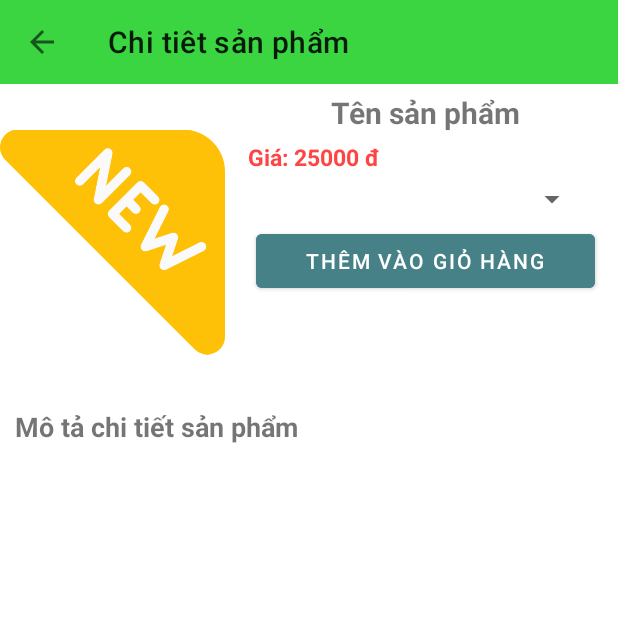
After one commit to phamnhat0111/BanHangOnline_nhom2, an Android app: the ChiTietActivity screen opened directly, with no data from a screen before it, on a phone screen of 412 x 824 dp, the top half of it. The commit adds this screen. Run offline under Robolectric (Android 15) with nearby library versions, the phone set to English and light mode, and no system bars; pictures from the network do not load; 4 statements that could not run were skipped.

Commit message:
man hình laptop Xem chi tiết

```diff
--- a/app/src/main/AndroidManifest.xml
+++ b/app/src/main/AndroidManifest.xml
@@ -15,7 +15,11 @@
         android:roundIcon="@mipmap/ic_launcher_round"
         android:supportsRtl="true"
         android:theme="@style/Theme.BanHangOnline"
+        android:usesCleartextTraffic="true"
         tools:targetApi="31">
+        <activity
+            android:name=".activity.activity.ChiTietActivity"
+            android:exported="false" />
         <activity
             android:name=".activity.activity.DienThoaiActivity"
             android:exported="true" />
--- /dev/null
+++ b/app/src/main/java/com/example/banhangonline/activity/Interface/ItemClickListener.java
@@ -0,0 +1,7 @@
+package com.example.banhangonline.activity.Interface;
+
+import android.view.View;
+
+public interface ItemClickListener {
+    void onClick(View view, int pos, boolean isLongClick);
+}
--- /dev/null
+++ b/app/src/main/java/com/example/banhangonline/activity/activity/ChiTietActivity.java
@@ -0,0 +1,62 @@
+package com.example.banhangonline.activity.activity;
+
+import androidx.appcompat.app.AppCompatActivity;
+import androidx.appcompat.widget.Toolbar;
+
+import android.os.Bundle;
+import android.view.View;
+import android.widget.Button;
+import android.widget.ImageView;
+import android.widget.Spinner;
+import android.widget.TextView;
+
+import com.bumptech.glide.Glide;
+import com.example.banhangonline.R;
+import com.example.banhangonline.activity.model.SanPhamMoi;
+
+import java.text.DecimalFormat;
+
+public class ChiTietActivity extends AppCompatActivity {
+    TextView tensp, giasp, mota;
+    Button btnthem;
+    ImageView imghinhanh;
+    Spinner spinner;
+    Toolbar toolbar;
+
+    @Override
+    protected void onCreate(Bundle savedInstanceState) {
+        super.onCreate(savedInstanceState);
+        setContentView(R.layout.activity_chi_tiet);
+        initView();
+        ActionToolBar();
+        initData();
+    }
+    private void initView(){
+        tensp = findViewById(R.id.txttensp);
+        giasp = findViewById(R.id.txtgiasp);
+        mota = findViewById(R.id.txtmotachitiet);
+        btnthem =findViewById(R.id.btnthemvaogiohang);
+        spinner =findViewById(R.id.spinner);
+        imghinhanh=findViewById(R.id.imgchitiet);
+        toolbar =findViewById(R.id.toobar);
+    }
+    private void ActionToolBar() {
+        setSupportActionBar(toolbar);
+        getSupportActionBar().setDisplayHomeAsUpEnabled(true);
+        toolbar.setNavigationOnClickListener(new View.OnClickListener() {
+            @Override
+            public void onClick(View view) {
+                finish();
+            }
+        });
+    }
+    private void initData(){
+        SanPhamMoi sanPhamMoi =(SanPhamMoi) getIntent().getSerializableExtra("chitiet");
+        tensp.setText(sanPhamMoi.getTensp());
+        mota.setText(sanPhamMoi.getMota());
+        Glide.with(getApplicationContext()).load(sanPhamMoi.getHinhanh()).into(imghinhanh);
+        DecimalFormat decimalFormat = new DecimalFormat("###,###,###");
+        giasp.setText("Giá:"+decimalFormat.format(Double.parseDouble(sanPhamMoi.getGiasp()))+"Đ");
+
+    }
+}
--- a/app/src/main/java/com/example/banhangonline/activity/activity/MainActivity.java
+++ b/app/src/main/java/com/example/banhangonline/activity/activity/MainActivity.java
@@ -96,7 +96,8 @@ public class MainActivity extends AppCompatActivity {
                         startActivity(dienthoai);
                         break;
                     case 2:
-                        Intent laptop = new Intent(getApplicationContext(),LaptopActivity.class);
+                        Intent laptop = new Intent(getApplicationContext(),DienThoaiActivity.class);
+                        laptop.putExtra("loai",2);
                         startActivity(laptop);
                         break;
                 }
--- a/app/src/main/java/com/example/banhangonline/activity/adapter/DienThoaiAdapter.java
+++ b/app/src/main/java/com/example/banhangonline/activity/adapter/DienThoaiAdapter.java
@@ -14,6 +14,8 @@ import androidx.recyclerview.widget.RecyclerView;
 
 import com.bumptech.glide.Glide;
 import com.example.banhangonline.R;
+import com.example.banhangonline.activity.Interface.ItemClickListener;
+import com.example.banhangonline.activity.activity.ChiTietActivity;
 import com.example.banhangonline.activity.model.SanPhamMoi;
 
 import java.text.DecimalFormat;
@@ -52,6 +54,18 @@ public class DienThoaiAdapter extends RecyclerView.Adapter<RecyclerView.ViewHold
             myViewHolder.giasp.setText("Giá : " + decimalFormat.format(Double.parseDouble(sanPham.getGiasp()))+" Đ ");
             myViewHolder.mota.setText(sanPham.getMota());
             Glide.with(context).load(sanPham.getHinhanh()).into(myViewHolder.hinhanh);
+            myViewHolder.setItemClickListener(new ItemClickListener() {
+                @Override
+                public void onClick(View view, int pos, boolean isLongClick) {
+                    if(!isLongClick){
+                        //click
+                        Intent intent = new Intent(context, ChiTietActivity.class);
+                        intent.putExtra("chitiet",sanPham);
+                        intent.addFlags(Intent.FLAG_ACTIVITY_NEW_TASK);
+                        context.startActivity(intent);
+                    }
+                }
+            });
         }else{
             LoadingViewHolder loadingViewHolder = (LoadingViewHolder) holder;
             loadingViewHolder.progressBar.setIndeterminate(true);
@@ -83,6 +97,7 @@ public class DienThoaiAdapter extends RecyclerView.Adapter<RecyclerView.ViewHold
     public class MyViewHolder extends RecyclerView.ViewHolder implements View.OnClickListener {
         TextView tensp,giasp,mota ;
         ImageView hinhanh;
+        private ItemClickListener itemClickListener;
 
         public MyViewHolder(View itemView){
             super(itemView);
@@ -93,9 +108,13 @@ public class DienThoaiAdapter extends RecyclerView.Adapter<RecyclerView.ViewHold
             itemView.setOnClickListener(this);
         }
 
+        public void setItemClickListener(ItemClickListener itemClickListener) {
+            this.itemClickListener = itemClickListener;
+        }
 
         @Override
         public void onClick(View view) {
+            itemClickListener.onClick(view, getAdapterPosition(),false);
         }
     }
 }
--- /dev/null
+++ b/app/src/main/res/layout/activity_chi_tiet.xml
@@ -0,0 +1,99 @@
+<?xml version="1.0" encoding="utf-8"?>
+<androidx.constraintlayout.widget.ConstraintLayout xmlns:android="http://schemas.android.com/apk/res/android"
+    xmlns:app="http://schemas.android.com/apk/res-auto"
+    xmlns:tools="http://schemas.android.com/tools"
+    android:layout_width="match_parent"
+    android:layout_height="match_parent"
+    tools:context=".activity.activity.ChiTietActivity">
+    <androidx.appcompat.widget.Toolbar
+        android:layout_width="match_parent"
+        android:layout_height="?attr/actionBarSize"
+        android:id="@+id/toobar"
+        android:background="#3AD541"
+        app:title="Chi tiêt sản phẩm"
+        app:layout_constraintTop_toTopOf="parent"/>
+    <LinearLayout
+        android:id="@+id/layout1"
+        android:layout_width="match_parent"
+        android:layout_height="wrap_content"
+        android:layout_marginTop="5dp"
+        android:orientation="horizontal"
+        app:layout_constraintTop_toBottomOf="@id/toobar">
+        <ImageView
+            android:layout_width="150dp"
+            android:layout_height="200dp"
+            android:src="@drawable/icon_new"
+            android:id="@+id/imgchitiet"/>
+        <LinearLayout
+            android:layout_width="match_parent"
+            android:layout_height="match_parent"
+            android:layout_marginLeft="5dp"
+            android:orientation="vertical">
+            <TextView
+                android:id="@+id/txttensp"
+                android:layout_width="match_parent"
+                android:layout_height="wrap_content"
+                android:text="Tên sản phẩm"
+                android:textSize="20sp"
+                android:textStyle="bold"
+                android:gravity="center"/>
+            <TextView
+                android:id="@+id/txtgiasp"
+                android:layout_marginLeft="10dp"
+                android:layout_marginTop="5dp"
+                android:textColor="@android:color/holo_red_light"
+                android:layout_width="match_parent"
+                android:layout_height="wrap_content"
+                android:text="@string/gi_25000"
+                android:textSize="15sp"
+                android:textStyle="bold"
+                />
+            <Spinner
+                android:id="@+id/spinner"
+                android:layout_width="match_parent"
+                android:layout_height="wrap_content"
+                android:layout_marginStart="20dp"
+                android:layout_marginEnd="20dp"
+                android:layout_marginTop="5dp"/>
+            <Button
+                android:id="@+id/btnthemvaogiohang"
+                android:layout_width="match_parent"
+                android:layout_height="wrap_content"
+                android:text="@string/th_m_v_o_gi_h_ng"
+                android:backgroundTint="#478188"
+                android:textColor="@android:color/white"
+                android:layout_marginTop="5dp"
+                android:layout_marginEnd="15dp"
+                android:layout_marginStart="15dp"/>
+        </LinearLayout>
+    </LinearLayout>
+    <LinearLayout
+        android:orientation="vertical"
+        android:layout_width="match_parent"
+        android:layout_height="0dp"
+        android:layout_marginTop="5dp"
+        app:layout_constraintTop_toBottomOf="@id/layout1"
+        app:layout_constraintBottom_toBottomOf="parent">
+        <TextView
+            android:layout_width="match_parent"
+            android:layout_height="wrap_content"
+            android:text="Mô tả chi tiết sản phẩm"
+            android:layout_marginTop="5dp"
+            android:layout_marginLeft="10dp"
+            android:textSize="18sp"
+            android:textStyle="bold"/>
+        <ScrollView
+            android:layout_width="match_parent"
+            android:layout_height="wrap_content">
+            <TextView
+                android:id="@+id/txtmotachitiet"
+                android:layout_width="match_parent"
+                android:layout_height="wrap_content"
+                android:layout_marginTop="5dp"
+                android:layout_marginLeft="10dp"
+                android:textSize="18sp"
+                android:textStyle="bold"/>
+        </ScrollView>
+
+    </LinearLayout>
+</androidx.constraintlayout.widget.ConstraintLayout>
--- a/app/src/main/res/values/strings.xml
+++ b/app/src/main/res/values/strings.xml
@@ -1,3 +1,5 @@
 <resources>
     <string name="app_name">BanHangOnline</string>
+    <string name="gi_25000">Giá: 25000 đ</string>
+    <string name="th_m_v_o_gi_h_ng">Thêm vào giỏ hàng</string>
 </resources>
```
